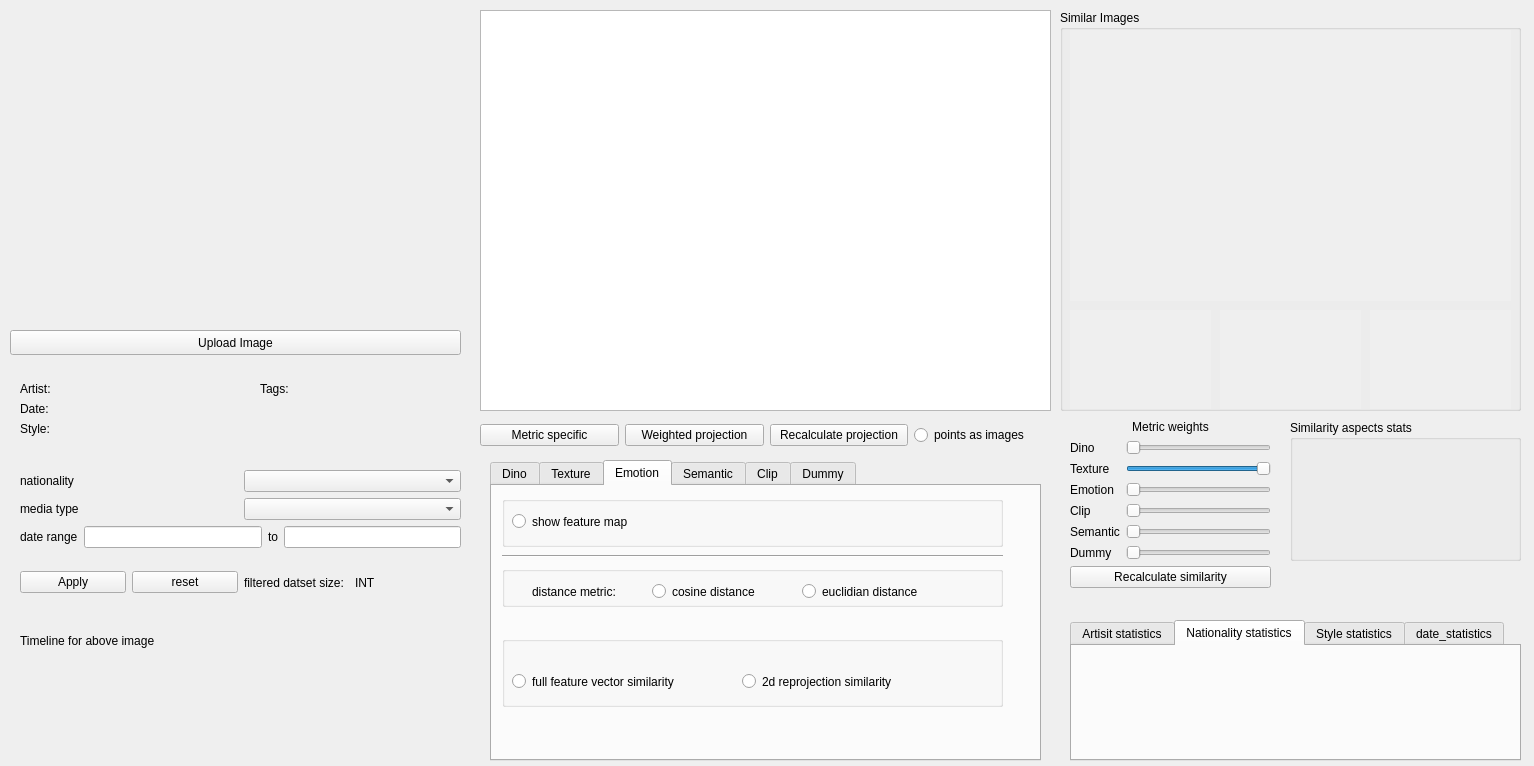
First picture: the form in deepsim_analyzer/ds_dashboard/form.ui, repository jonathan-gerb/deepsim-analyzer, before the edit.
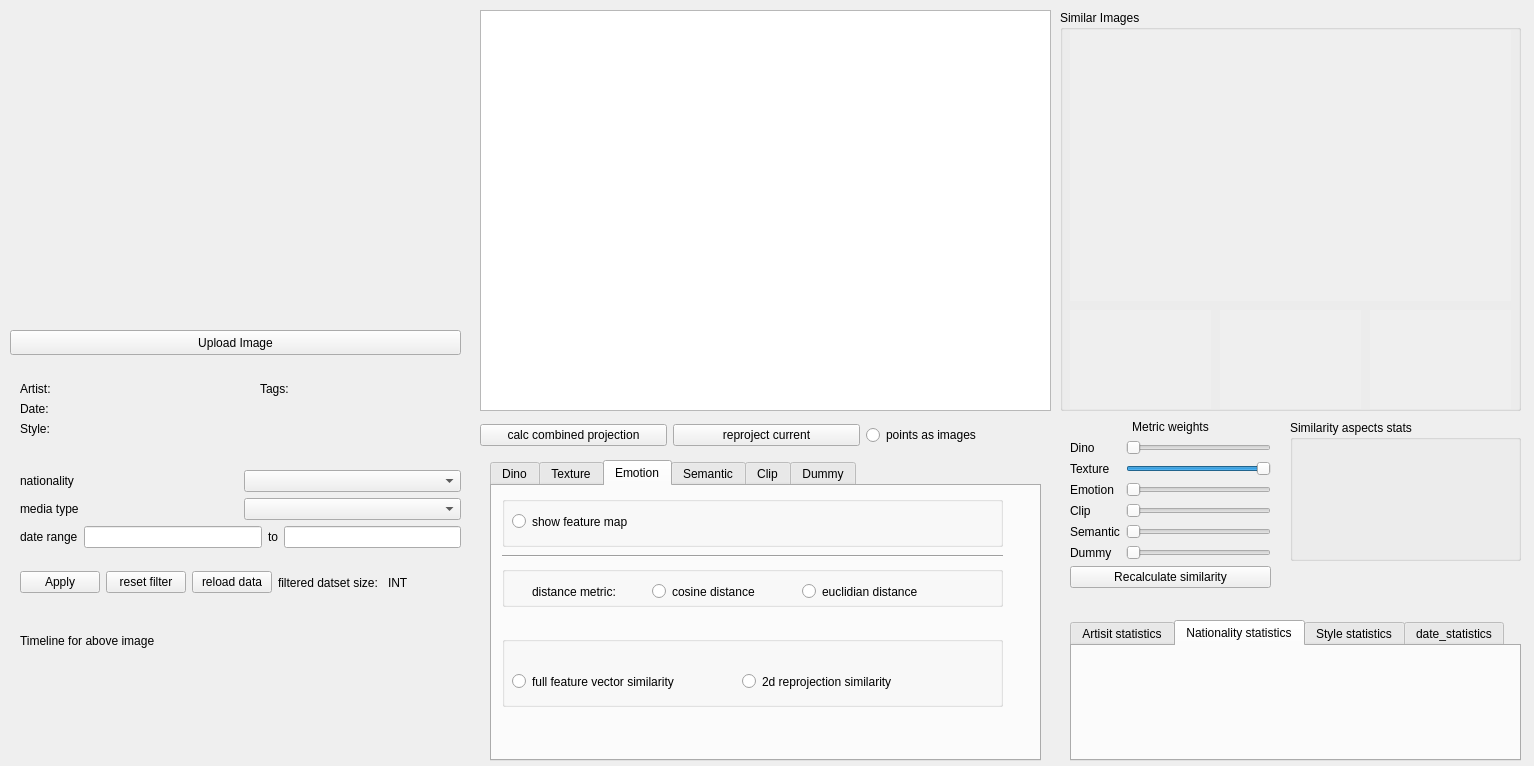
Second picture: the form after the edit. Custom widgets are drawn as their Qt base class.

Commit message: added new reprojection feature and reloading data resetting filters

```diff
--- a/deepsim_analyzer/ds_dashboard/form.ui
+++ b/deepsim_analyzer/ds_dashboard/form.ui
@@ -143,7 +143,14 @@
         <item>
          <widget class="QPushButton" name="reset_dataset_filters">
           <property name="text">
-           <string>reset</string>
+           <string>reset filter</string>
+          </property>
+         </widget>
+        </item>
+        <item>
+         <widget class="QPushButton" name="reload_everything">
+          <property name="text">
+           <string>reload data</string>
           </property>
          </widget>
         </item>
@@ -514,26 +521,19 @@
      <item>
       <widget class="QPushButton" name="b_recalculate">
        <property name="text">
-        <string>Metric specific</string>
+        <string>calc combined projection</string>
        </property>
       </widget>
      </item>
      <item>
       <widget class="QPushButton" name="b_combined">
        <property name="text">
-        <string>Weighted projection</string>
+        <string>reproject current</string>
        </property>
       </widget>
      </item>
      <item>
-      <widget class="QPushButton" name="b_metric">
-       <property name="text">
-        <string>Recalculate projection</string>
-       </property>
-      </widget>
-     </item>
-     <item>
-      <widget class="QRadioButton" name="r_image_points">
+      <widget class="QRadioButton" name="r_image_points_btn">
        <property name="text">
         <string>points as images</string>
        </property>
```
Left out of the diff: 4 changed lines with no effect on the pictures. The commit also changes 5 other files.
